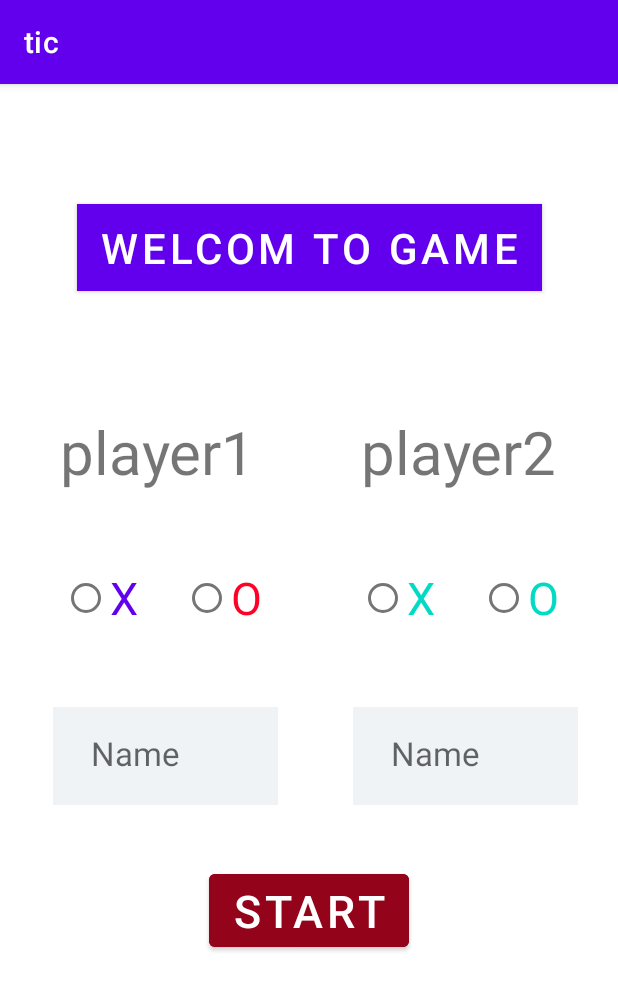
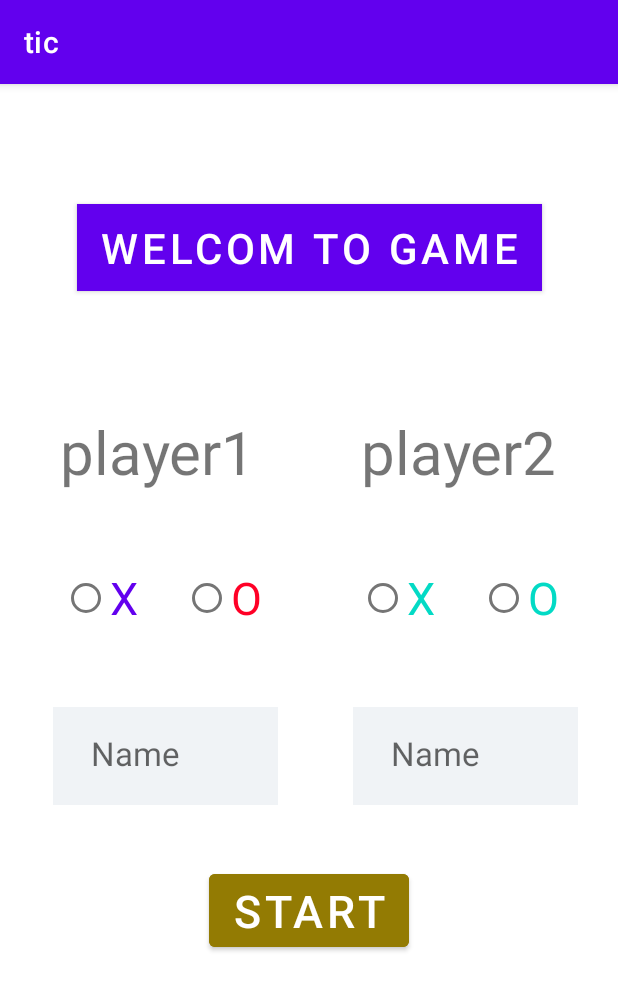
Before and after one commit to ALY-Mohammed/Tik, an Android app: the screen it shows after launch (MainActivity2), on a phone screen of 412 x 824 dp. Shown: the top 990 px of the screen. Run offline under Robolectric (Android 15) with nearby library versions, the phone set to English and light mode, and no system bars.

Commit message:
update start button color to gold.

```diff
--- a/app/src/main/res/layout/activity_main2.xml
+++ b/app/src/main/res/layout/activity_main2.xml
@@ -201,7 +201,7 @@
         android:id="@+id/start_btn"
         android:layout_width="wrap_content"
         android:layout_height="wrap_content"
-        android:backgroundTint="#930319"
+        android:backgroundTint="#937B03"
         android:text="Start"
         android:textSize="30sp"
         app:layout_constraintEnd_toEndOf="parent"
```
